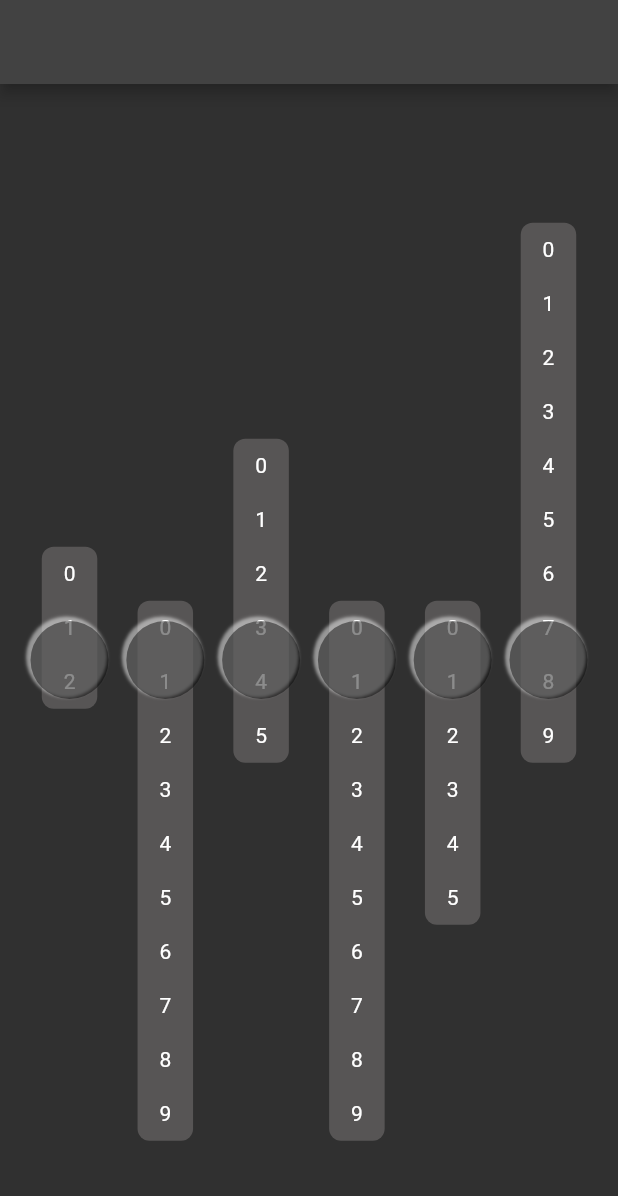
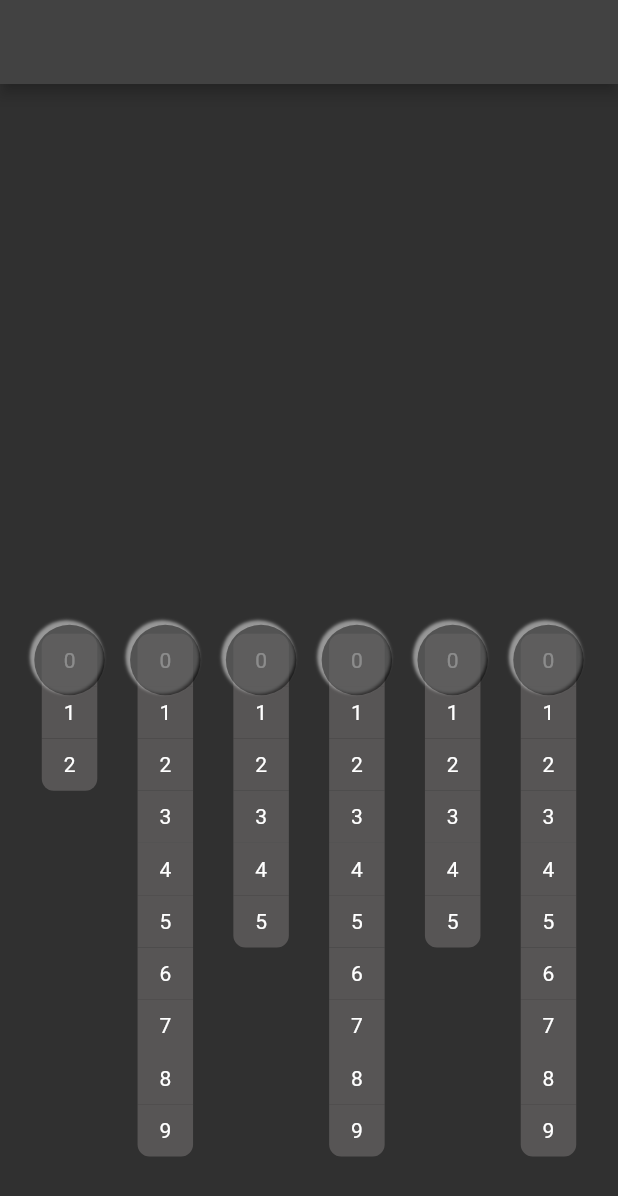
Before and after one commit to s7Thiago/clock_concept, a Flutter app: the screen it shows after launch, on a phone screen of 412 x 824 dp. Shown: the top 1196 px of the screen. Run offline on Flutter 3.47's test engine with Material 2 defaults, Android fonts, the phone set to English and light mode, and no system bars.

Commit message:
Nova abordagem para animar o relógio

```diff
--- a/lib/widgets/clock/animated_selector.dart
+++ b/lib/widgets/clock/animated_selector.dart
@@ -3,9 +3,13 @@
 class AnimatedSelector extends StatefulWidget {
   final int count;
   final double indicatorPosition;
+  final PageController pageController;
 
   const AnimatedSelector(
-      {Key? key, this.count = 10, this.indicatorPosition = 200})
+      {Key? key,
+      this.count = 10,
+      this.indicatorPosition = 200,
+      required this.pageController})
       : super(key: key);
 
   @override
@@ -16,36 +20,47 @@
   @override
   Widget build(BuildContext context) {
     double _height = 36.0 * widget.count;
-
     return Expanded(
       child: Stack(
         alignment: Alignment.center,
         children: [
-          AnimatedPositioned(
-            duration: const Duration(milliseconds: 350),
-            bottom: widget.indicatorPosition,
-            curve: Curves.easeOutCubic,
-            child: Container(
-              width: 37,
-              height: _height,
-              decoration: const BoxDecoration(
-                color: Color.fromARGB(255, 87, 85, 85),
-                borderRadius: BorderRadius.all(Radius.circular(8)),
-              ),
-              child: Column(
-                children: List.generate(
-                    widget.count,
-                    (index) => Padding(
-                          padding: const EdgeInsets.symmetric(vertical: 10),
-                          child: Text('$index'),
-                        )).toList(),
+          Padding(
+            padding: const EdgeInsets.all(10.0),
+            child: PageView.builder(
+              itemCount: widget.count,
+              scrollDirection: Axis.vertical,
+              controller: widget.pageController,
+              itemBuilder: (BuildContext context, int index) => Row(
+                mainAxisAlignment: MainAxisAlignment.center,
+                children: [
+                  Container(
+                    width: 37,
+                    height: _height,
+                    alignment: Alignment.center,
+                    decoration: BoxDecoration(
+                      color: const Color.fromARGB(255, 87, 85, 85),
+                      borderRadius: index == 0
+                          ? const BorderRadius.only(
+                              topLeft: Radius.circular(8),
+                              topRight: Radius.circular(8),
+                            )
+                          : index == widget.count - 1
+                              ? const BorderRadius.only(
+                                  bottomLeft: Radius.circular(8),
+                                  bottomRight: Radius.circular(8),
+                                )
+                              : const BorderRadius.all(Radius.circular(0)),
+                    ),
+                    child: Text('$index'),
+                  ),
+                ],
               ),
             ),
           ),
 
           // Circle
           Container(
-            width: 52,
+            width: 47,
             decoration: BoxDecoration(
                 shape: BoxShape.circle,
                 color: Colors.black45,
--- a/lib/widgets/clock/clock.dart
+++ b/lib/widgets/clock/clock.dart
@@ -12,10 +12,23 @@
 
 class _ClockState extends State<Clock> {
   late Timer _timer;
+  late PageController pageControllerDezenaHora;
+  late PageController pageControllerUnidadeHora;
+  late PageController pageControllerDezenaMinuto;
+  late PageController pageControllerUnidadeMinuto;
+  late PageController pageControllerDezenaSegundo;
+  late PageController pageControllerUnidadeSegundo;
 
   @override
   void initState() {
     super.initState();
+
+    pageControllerDezenaHora = PageController(viewportFraction: 0.05);
+    pageControllerUnidadeHora = PageController(viewportFraction: 0.05);
+    pageControllerDezenaMinuto = PageController(viewportFraction: 0.05);
+    pageControllerUnidadeMinuto = PageController(viewportFraction: 0.05);
+    pageControllerDezenaSegundo = PageController(viewportFraction: 0.05);
+    pageControllerUnidadeSegundo = PageController(viewportFraction: 0.05);
 
     _timer = Timer.periodic(const Duration(milliseconds: 1000), (timer) {
       setState(() {});
@@ -28,6 +41,12 @@
 
     //debugPrint('agora: $now');
 
+    // pageControllerUnidadeSegundo.animateToPage(
+    //   2,
+    //   duration: const Duration(milliseconds: 350),
+    //   curve: Curves.easeInOutQuad,
+    // );
+
     return Container(
       //color: Colors.blueGrey,
       width: MediaQuery.of(context).size.width * .93,
@@ -37,34 +56,40 @@
         children: [
           // Dezena Horas
           AnimatedSelector(
+            pageController: pageControllerDezenaHora,
             count: 3,
             indicatorPosition: 38 + (36 * 7) + ((now.hour ~/ 10) * 36.0),
           ),
 
           // Unidade Horas
           AnimatedSelector(
+            pageController: pageControllerUnidadeHora,
             indicatorPosition: 38 + ((now.hour % 10) * 36.0),
           ),
 
           // Dezena Minutos
           AnimatedSelector(
+            pageController: pageControllerDezenaMinuto,
             count: 6,
             indicatorPosition: 38 + (36 * 4) + ((now.minute ~/ 10) * 36.0),
           ),
 
           // Unidade Minutos
           AnimatedSelector(
+            pageController: pageControllerUnidadeMinuto,
             indicatorPosition: 38 + ((now.minute % 10) * 36.0),
           ),
 
           // Dezena Segundos
           AnimatedSelector(
+            pageController: pageControllerDezenaSegundo,
             count: 6,
             indicatorPosition: 38 + (36 * 4) + ((now.second ~/ 10) * 36.0),
           ),
 
           // Unidade segundos
           AnimatedSelector(
+            pageController: pageControllerUnidadeSegundo,
             indicatorPosition: 38 + ((now.second % 10) * 36.0),
           ),
         ],
```
